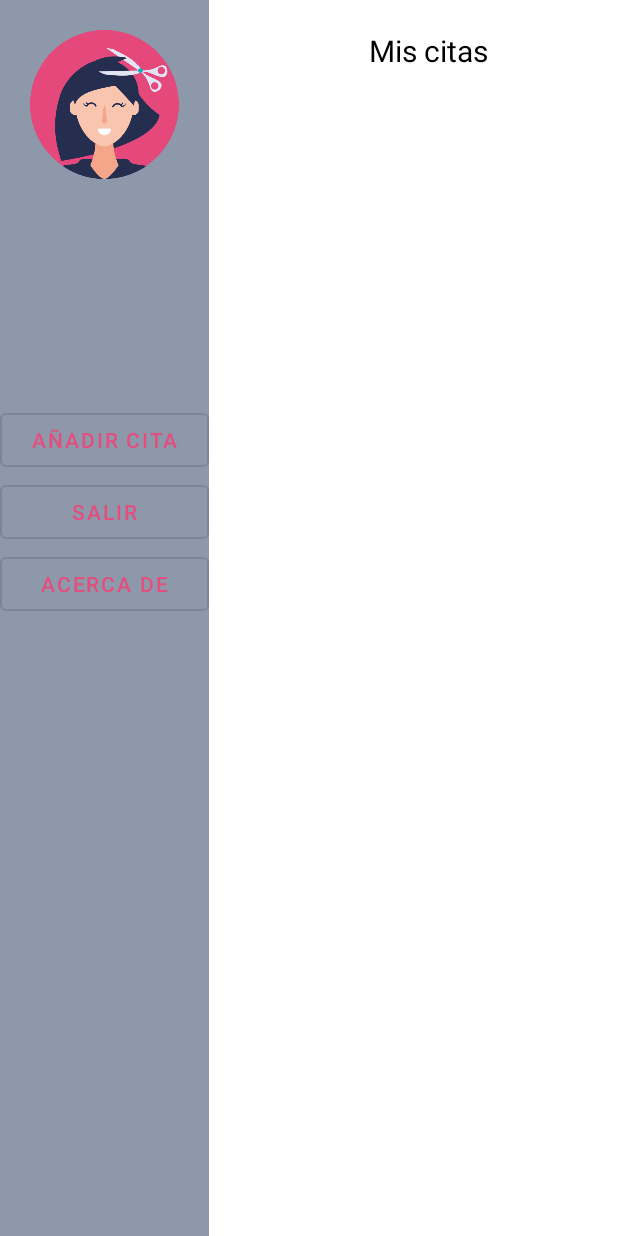
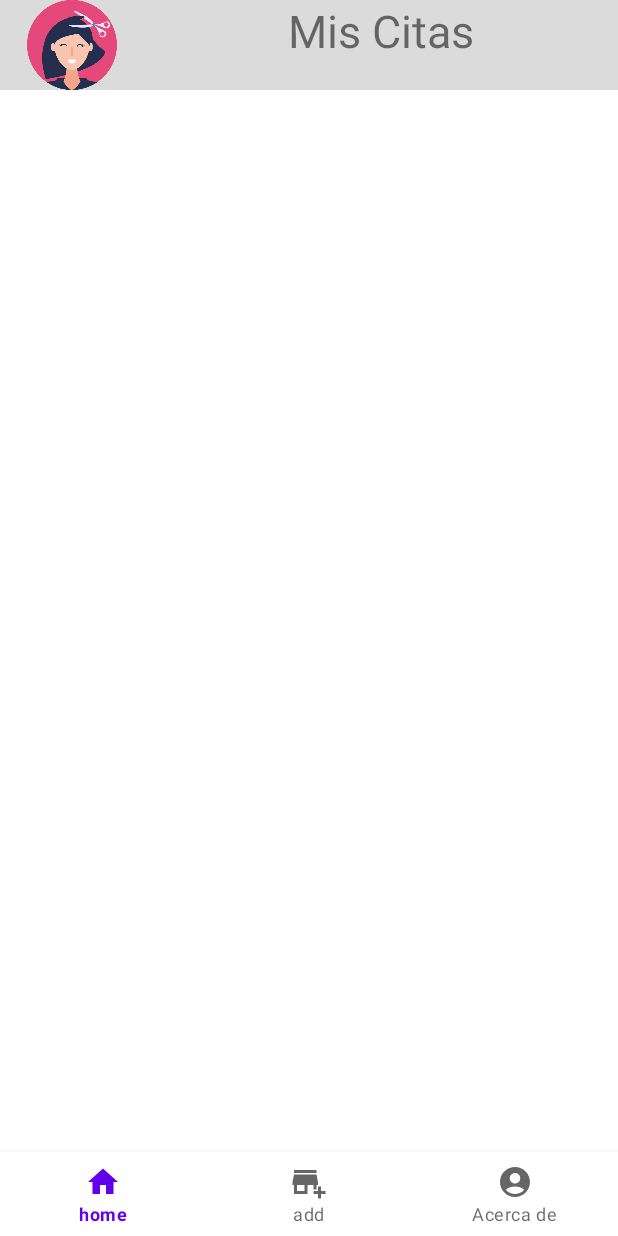
Before and after one commit to Rochiio/ProyectoReservasAndroid, an Android app: the UserHomeActivity screen opened directly, with no data from a screen before it, on a phone screen of 412 x 824 dp. Run offline under Robolectric (Android 15) with nearby library versions, the phone set to English and light mode, and no system bars; our stand-ins replace Room's generated code; 6 statements that could not run were skipped.

Commit message:
cambio menu home

```diff
--- a/ProyectoReservas/app/build.gradle
+++ b/ProyectoReservas/app/build.gradle
@@ -2,6 +2,7 @@ plugins {
     id 'com.android.application'
     id 'org.jetbrains.kotlin.android'
     id 'org.jetbrains.kotlin.kapt'
+    id "org.jetbrains.kotlin.plugin.serialization" version "1.8.0-Beta"
 }
 
 android {
--- a/ProyectoReservas/app/src/main/java/com/example/proyectoreservas/CitaAdapter.kt
+++ b/ProyectoReservas/app/src/main/java/com/example/proyectoreservas/CitaAdapter.kt
@@ -23,9 +23,6 @@ class CitaAdapter(
 
         fun setListener(cita: Cita) {
 //            binding.root.setOnClickListener{ listener.onClick(cita) }
-//            binding.root.setOnLongClickListener {
-//                listener.onDeleteStore(cita)
-//                true
             }
 
         }
--- a/ProyectoReservas/app/src/main/java/com/example/proyectoreservas/MainActivity.kt
+++ b/ProyectoReservas/app/src/main/java/com/example/proyectoreservas/MainActivity.kt
@@ -8,6 +8,7 @@ import androidx.lifecycle.lifecycleScope
 import com.example.proyectoreservas.databinding.ActivityMainBinding
 import com.example.proyectoreservas.db.UsuarioApplication
 import com.example.proyectoreservas.fragments.RegistroFragment
+import com.example.proyectoreservas.models.Data
 import com.example.proyectoreservas.models.Usuario
 import com.google.android.material.snackbar.Snackbar
 import kotlinx.coroutines.launch
@@ -16,7 +17,6 @@ import kotlinx.serialization.json.Json
 
 class MainActivity : AppCompatActivity() {
     private lateinit var binding: ActivityMainBinding
-    private var json = Json{prettyPrint=false}
 
     override fun onCreate(savedInstanceState: Bundle?) {
 
@@ -81,9 +81,8 @@ class MainActivity : AppCompatActivity() {
      * Iniciar la actividad
      */
     private fun iniciarActivity(usuario: Usuario) {
-        var intent = Intent(this,UserHomeActivity::class.java).apply {
-            putExtra("USUARIO",json.encodeToString(usuario))
-        }
+        Data.usuarioActual=usuario
+        var intent = Intent(this,UserHomeActivity::class.java)
         startActivity(intent)
     }
 
--- a/ProyectoReservas/app/src/main/java/com/example/proyectoreservas/UserHomeActivity.kt
+++ b/ProyectoReservas/app/src/main/java/com/example/proyectoreservas/UserHomeActivity.kt
@@ -1,77 +1,80 @@
 package com.example.proyectoreservas
 
-import android.content.Intent
 import androidx.appcompat.app.AppCompatActivity
 import android.os.Bundle
-import android.provider.AlarmClock.EXTRA_MESSAGE
-import android.widget.LinearLayout
-import androidx.lifecycle.lifecycleScope
-import androidx.recyclerview.widget.GridLayoutManager
-import androidx.recyclerview.widget.LinearLayoutManager
+import androidx.fragment.app.Fragment
+import androidx.fragment.app.FragmentManager
 import com.example.proyectoreservas.databinding.ActivityUserHomeBinding
-import com.example.proyectoreservas.db.UsuarioApplication
-import com.example.proyectoreservas.models.Cita
+import com.example.proyectoreservas.fragments.HomeFragment
+import com.example.proyectoreservas.models.Data
 import com.example.proyectoreservas.models.Usuario
-import kotlinx.coroutines.launch
-import kotlinx.serialization.decodeFromString
-import kotlinx.serialization.json.Json
 
 class UserHomeActivity : AppCompatActivity() {
     private lateinit var binding: ActivityUserHomeBinding
-    private lateinit var adaptador: CitaAdapter
+    private lateinit var mFragmentManager: FragmentManager
+    private lateinit var mActivityFragment: Fragment
     private lateinit var user: Usuario
-    private var json = Json{prettyPrint=false}
 
     override fun onCreate(savedInstanceState: Bundle?) {
         super.onCreate(savedInstanceState)
 
         binding = ActivityUserHomeBinding.inflate(layoutInflater)
         setContentView(binding.root)
-        adaptador = CitaAdapter(mutableListOf())
 
         //Usuario
-        var line = intent.getStringExtra("USUARIO").toString()
-        user = Json.decodeFromString(line)
+        user = Data.usuarioActual!!
 
-
-        acciones()
-
-        setUpRecycler()
+        setUpFragment()
     }
 
-    private fun setUpRecycler() {
-        binding.recycler.apply {
-            getCitas()
+    private fun setUpFragment() {
+        mFragmentManager = supportFragmentManager
 
-            setHasFixedSize(true)
-            layoutManager = LinearLayoutManager(this@UserHomeActivity)
-            adapter = adaptador
+        val home = HomeFragment()
+        val add = AddFragment()
+        val profile = ProfileFragment()
+
+        mActivityFragment = home
+
+        mFragmentManager.beginTransaction()
+            .add(R.id.hostFragment, profile, ProfileFragment::class.java.name)
+            .hide(profile)
+            .commit()
+
+        mFragmentManager.beginTransaction()
+            .add(R.id.hostFragment, add, AddFragment::class.java.name)
+            .hide(add)
+            .commit()
+
+        mFragmentManager.beginTransaction()
+            .add(R.id.hostFragment, home, HomeFragment::class.java.name)
+            .commit()
+
+        binding.buttonNav.setOnItemSelectedListener {
+            when(it.itemId){
+                R.id.action_home ->{
+                    mFragmentManager.beginTransaction().hide(mActivityFragment).show(home).commit()
+                    mActivityFragment= home
+                    true
+                }
+
+                R.id.action_add ->{
+                    mFragmentManager.beginTransaction().hide(mActivityFragment).show(add).commit()
+                    mActivityFragment= add
+                    true
+                }
+
+                R.id.action_about ->{
+                    mFragmentManager.beginTransaction().hide(mActivityFragment).show(profile).commit()
+                    mActivityFragment= profile
+                    true
+                }
+                else -> false
+            }
         }
     }
 
 
-    private fun acciones() {
-        binding.buttonAbout.setOnClickListener {
-
-        }
-
-        binding.buttonLogOut.setOnClickListener {
-
-        }
-
-        binding.buttonAddCita.setOnClickListener {
-            var fragmentSupp = getSupportFragmentManager()
-            var transaction = fragmentSupp.beginTransaction()
-            //transaction.add()
-        }
-    }
-
-    private fun getCitas() {
-        lifecycleScope.launch{
-            val citas = UsuarioApplication.database.citasDao().getCitaByClienteEmail(user.email)
-            adaptador.setCitas(citas)
-        }
-    }
 
 
 }
--- a/ProyectoReservas/app/src/main/java/com/example/proyectoreservas/db/CitaDao.kt
+++ b/ProyectoReservas/app/src/main/java/com/example/proyectoreservas/db/CitaDao.kt
@@ -9,6 +9,9 @@ interface CitaDao {
     @Query("SELECT * FROM Citas WHERE clienteEmail= :email")
     suspend fun getCitaByClienteEmail(email: String):List<Cita>
 
+    @Query("SELECT * FROM Citas")
+    suspend fun getAllCitas():List<Cita>
+
     @Insert
     suspend fun addCita(cita: Cita)
 
--- /dev/null
+++ b/ProyectoReservas/app/src/main/java/com/example/proyectoreservas/fragments/HomeFragment.kt
@@ -0,0 +1,48 @@
+package com.example.proyectoreservas.fragments
+
+import android.os.Bundle
+import androidx.fragment.app.Fragment
+import android.view.LayoutInflater
+import android.view.View
+import android.view.ViewGroup
+import androidx.lifecycle.lifecycleScope
+import androidx.recyclerview.widget.LinearLayoutManager
+import com.example.proyectoreservas.CitaAdapter
+import com.example.proyectoreservas.CitaClickListener
+import com.example.proyectoreservas.databinding.FragmentHomeBinding
+import com.example.proyectoreservas.db.UsuarioApplication
+import com.example.proyectoreservas.models.Cita
+import com.example.proyectoreservas.models.Data
+import kotlinx.coroutines.launch
+
+class HomeFragment : Fragment() {
+    private lateinit var binding: FragmentHomeBinding
+    private lateinit var adaptador: CitaAdapter
+
+  override fun onCreateView(
+        inflater: LayoutInflater, container: ViewGroup?,
+        savedInstanceState: Bundle?
+    ): View? {
+        // Inflate the layout for this fragment
+        binding = FragmentHomeBinding.inflate(inflater, container, false)
+        return binding.root
+    }
+
+
+    override fun onViewCreated(view: View, savedInstanceState: Bundle?) {
+        var citas: MutableList<Cita> = mutableListOf()
+        lifecycleScope.launch{
+            citas = UsuarioApplication.database.citasDao().getCitaByClienteEmail(Data.usuarioActual?.email!!).toMutableList()
+        }
+
+        adaptador = CitaAdapter(citas)
+
+        binding.recyclerview.apply {
+            layoutManager = LinearLayoutManager(this.context)
+            adapter = adaptador
+        }
+    }
+
+
+
+}
--- /dev/null
+++ b/ProyectoReservas/app/src/main/java/com/example/proyectoreservas/models/Data.kt
@@ -0,0 +1,5 @@
+package com.example.proyectoreservas.models
+
+object Data {
+    var usuarioActual: Usuario? = null
+}
--- a/ProyectoReservas/app/src/main/java/com/example/proyectoreservas/models/Usuario.kt
+++ b/ProyectoReservas/app/src/main/java/com/example/proyectoreservas/models/Usuario.kt
@@ -12,10 +12,8 @@ import kotlinx.serialization.Serializer
  */
 
 
-@OptIn(ExperimentalSerializationApi::class)
 @Entity(tableName = "Users", indices = [Index(value = ["email"], unique = true)])
 @Serializable
-@Serializer(Usuario::class)
 data class Usuario(
     @PrimaryKey(autoGenerate = true)
     var id: Int=0,
--- /dev/null
+++ b/ProyectoReservas/app/src/main/res/drawable/ic_baseline_account_circle_24.xml
@@ -0,0 +1,5 @@
+<vector android:height="24dp" android:tint="#000000"
+    android:viewportHeight="24" android:viewportWidth="24"
+    android:width="24dp" xmlns:android="http://schemas.android.com/apk/res/android">
+    <path android:fillColor="@android:color/white" android:pathData="M12,2C6.48,2 2,6.48 2,12s4.48,10 10,10s10,-4.48 10,-10S17.52,2 12,2zM12,6c1.93,0 3.5,1.57 3.5,3.5S13.93,13 12,13s-3.5,-1.57 -3.5,-3.5S10.07,6 12,6zM12,20c-2.03,0 -4.43,-0.82 -6.14,-2.88C7.55,15.8 9.68,15 12,15s4.45,0.8 6.14,2.12C16.43,19.18 14.03,20 12,20z"/>
+</vector>
--- /dev/null
+++ b/ProyectoReservas/app/src/main/res/drawable/ic_baseline_add_business_24.xml
@@ -0,0 +1,7 @@
+<vector android:height="24dp" android:tint="#000000"
+    android:viewportHeight="24" android:viewportWidth="24"
+    android:width="24dp" xmlns:android="http://schemas.android.com/apk/res/android">
+    <path android:fillColor="@android:color/white" android:pathData="M15,17h2v-3h1v-2l-1,-5H2l-1,5v2h1v6h9v-6h4V17zM9,18H4v-4h5V18z"/>
+    <path android:fillColor="@android:color/white" android:pathData="M2,4h15v2h-15z"/>
+    <path android:fillColor="@android:color/white" android:pathData="M20,18l0,-3l-2,0l0,3l-3,0l0,2l3,0l0,3l2,0l0,-3l3,0l0,-2z"/>
+</vector>
--- /dev/null
+++ b/ProyectoReservas/app/src/main/res/drawable/ic_baseline_home_24.xml
@@ -0,0 +1,5 @@
+<vector android:height="24dp" android:tint="#000000"
+    android:viewportHeight="24" android:viewportWidth="24"
+    android:width="24dp" xmlns:android="http://schemas.android.com/apk/res/android">
+    <path android:fillColor="@android:color/white" android:pathData="M10,20v-6h4v6h5v-8h3L12,3 2,12h3v8z"/>
+</vector>
--- a/ProyectoReservas/app/src/main/res/layout/activity_user_home.xml
+++ b/ProyectoReservas/app/src/main/res/layout/activity_user_home.xml
@@ -4,82 +4,24 @@
     xmlns:tools="http://schemas.android.com/tools"
     android:layout_width="match_parent"
     android:layout_height="match_parent"
-    tools:context=".UserHomeActivity">
+    tools:context=".MainActivity">
 
-    <LinearLayout
+    <com.google.android.material.bottomnavigation.BottomNavigationView
+        android:id="@+id/buttonNav"
         android:layout_width="match_parent"
-        android:layout_height="match_parent"
-        android:orientation="horizontal"
+        android:layout_height="wrap_content"
         app:layout_constraintBottom_toBottomOf="parent"
         app:layout_constraintEnd_toEndOf="parent"
         app:layout_constraintStart_toStartOf="parent"
-        app:layout_constraintTop_toTopOf="parent">
+        app:menu="@menu/menu_item" />
 
-        <LinearLayout
-            android:layout_width="139dp"
-            android:layout_height="match_parent"
-            android:background="@color/gray"
-            android:orientation="vertical" >
+    <FrameLayout
+        android:id="@+id/hostFragment"
+        android:layout_width="0dp"
+        android:layout_height="0dp"
+        app:layout_constraintBottom_toTopOf="@+id/buttonNav"
+        app:layout_constraintEnd_toEndOf="parent"
+        app:layout_constraintStart_toStartOf="parent"
+        app:layout_constraintTop_toTopOf="parent" />
 
-            <ImageView
-                android:id="@+id/imageView"
-                android:layout_marginTop="20sp"
-                android:layout_width="match_parent"
-                android:layout_height="99dp"
-                app:srcCompat="@drawable/icono" />
-
-            <Button
-                android:id="@+id/buttonAddCita"
-                android:layout_marginTop="150dp"
-                android:layout_width="match_parent"
-                android:layout_height="wrap_content"
-                android:textColor="@color/fuxia"
-                style="@style/Widget.MaterialComponents.Button.OutlinedButton"
-                android:text="@string/add_cita" />
-
-            <Button
-                android:id="@+id/buttonLogOut"
-                android:layout_width="match_parent"
-                android:layout_height="wrap_content"
-                android:textColor="@color/fuxia"
-                style="@style/Widget.MaterialComponents.Button.OutlinedButton"
-                android:text="@string/logout" />
-
-            <Button
-                android:id="@+id/buttonAbout"
-                android:layout_width="match_parent"
-                android:layout_height="wrap_content"
-                android:textColor="@color/fuxia"
-                style="@style/Widget.MaterialComponents.Button.OutlinedButton"
-                android:text="@string/about" />
-        </LinearLayout>
-
-        <LinearLayout
-            android:layout_marginStart="20sp"
-            android:layout_width="match_parent"
-            android:layout_height="match_parent"
-            android:orientation="vertical">
-
-            <TextView
-                android:id="@+id/textView"
-                android:layout_marginTop="20sp"
-                android:layout_width="match_parent"
-                android:layout_height="wrap_content"
-                android:textAlignment="center"
-                android:text="@string/my_dates"
-                android:textSize="20sp"
-                android:textColor="@color/black"
-                />
-
-            <androidx.recyclerview.widget.RecyclerView
-                android:id="@+id/recycler"
-                android:paddingTop="20sp"
-                android:layout_width="match_parent"
-                android:layout_height="match_parent"
-                tools:listitem="@layout/citas_item"
-                />
-
-
-        </LinearLayout>
-    </LinearLayout>
 </androidx.constraintlayout.widget.ConstraintLayout>
--- a/ProyectoReservas/app/src/main/res/layout/citas_item.xml
+++ b/ProyectoReservas/app/src/main/res/layout/citas_item.xml
@@ -27,7 +27,7 @@
             android:id="@+id/textoPeluqueria"
             android:layout_width="416dp"
             android:layout_height="wrap_content"
-            android:text="Peluqueria"
+            android:text="@string/peluqueria"
             android:textAlignment="center"
             android:textSize="15sp"
             android:textColor="@color/white"
--- /dev/null
+++ b/ProyectoReservas/app/src/main/res/layout/fragment_home.xml
@@ -0,0 +1,60 @@
+<?xml version="1.0" encoding="utf-8"?>
+<FrameLayout xmlns:android="http://schemas.android.com/apk/res/android"
+    xmlns:app="http://schemas.android.com/apk/res-auto"
+    xmlns:tools="http://schemas.android.com/tools"
+    android:layout_width="match_parent"
+    android:layout_height="match_parent"
+    tools:context=".fragments.HomeFragment">
+
+
+    <androidx.constraintlayout.widget.ConstraintLayout
+        android:layout_width="match_parent"
+        android:layout_height="match_parent">
+
+        <LinearLayout
+            android:layout_width="match_parent"
+            android:layout_height="match_parent"
+            android:orientation="vertical"
+            app:layout_constraintBottom_toBottomOf="parent"
+            app:layout_constraintEnd_toEndOf="parent"
+            app:layout_constraintStart_toStartOf="parent"
+            app:layout_constraintTop_toTopOf="parent">
+
+            <LinearLayout
+                android:layout_width="match_parent"
+                android:layout_height="wrap_content"
+                android:orientation="horizontal"
+                android:background="@color/gray"
+                >
+
+
+                <ImageView
+                    android:id="@+id/imageView"
+                    android:layout_width="0dp"
+                    android:layout_height="60dp"
+                    android:layout_weight="1"
+                    android:src="@drawable/icono" />
+
+                <TextView
+                    android:layout_width="wrap_content"
+                    android:layout_height="match_parent"
+                    android:layout_weight="2"
+                    android:text="@string/citas"
+                    android:textAlignment="center"
+                    android:textSize="30sp"
+                    />
+
+
+            </LinearLayout>
+
+            <androidx.recyclerview.widget.RecyclerView
+                android:id="@+id/recyclerview"
+                android:layout_width="match_parent"
+                android:layout_height="match_parent"
+                tools:listitem="@layout/citas_item"
+                />
+
+
+        </LinearLayout>
+    </androidx.constraintlayout.widget.ConstraintLayout>
+</FrameLayout>
--- /dev/null
+++ b/ProyectoReservas/app/src/main/res/menu/menu_item.xml
@@ -0,0 +1,26 @@
+<?xml version="1.0" encoding="utf-8"?>
+<menu xmlns:android="http://schemas.android.com/apk/res/android"
+    xmlns:app="http://schemas.android.com/apk/res-auto">
+
+    <item
+        android:id="@+id/action_home"
+        android:title="@string/home"
+        android:icon="@drawable/ic_baseline_home_24"
+        app:showAsAction="never"
+        />
+
+    <item
+        android:id="@+id/action_add"
+        android:title="@string/add"
+        android:icon="@drawable/ic_baseline_add_business_24"
+        app:showAsAction="never"
+        />
+
+    <item
+        android:id="@+id/action_about"
+        android:title="@string/about"
+        android:icon="@drawable/ic_baseline_account_circle_24"
+        app:showAsAction="never"
+        />
+
+</menu>
--- a/ProyectoReservas/app/src/main/res/values/colors.xml
+++ b/ProyectoReservas/app/src/main/res/values/colors.xml
@@ -8,5 +8,5 @@
     <color name="black">#FF000000</color>
     <color name="white">#FFFFFFFF</color>
     <color name="fuxia">#e44e7d</color>
-    <color name="gray">#8d99ab</color>
+    <color name="gray">#dcdbdb</color>
 </resources>
--- a/ProyectoReservas/app/src/main/res/values/strings.xml
+++ b/ProyectoReservas/app/src/main/res/values/strings.xml
@@ -14,4 +14,10 @@
     <string name="about">Acerca de</string>
     <string name="my_dates">Mis citas</string>
     <string name="title_activity_user_home">UserHome</string>
+    <string name="home">home</string>
+    <string name="add">add</string>
+    <!-- TODO: Remove or change this placeholder text -->
+    <string name="hello_blank_fragment">Hello blank fragment</string>
+    <string name="citas">Mis Citas</string>
+    <string name="peluqueria">Peluqueria</string>
 </resources>
```
Also changed, not shown: ProyectoReservas/app/src/main/res/drawable/icono.png.
